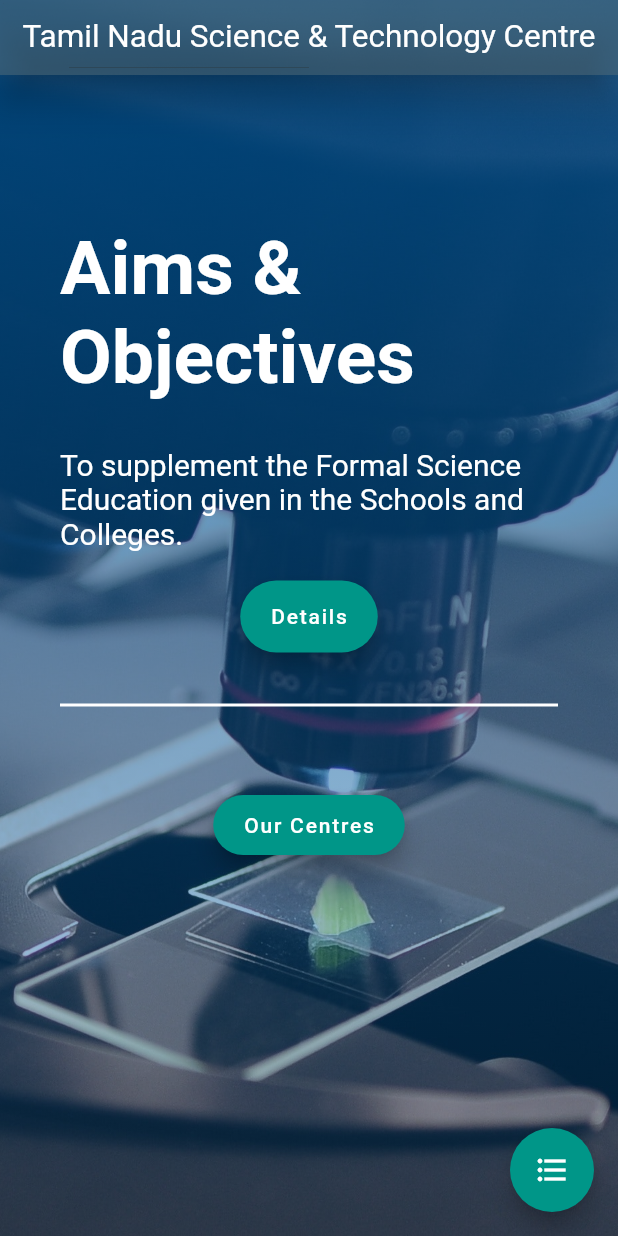
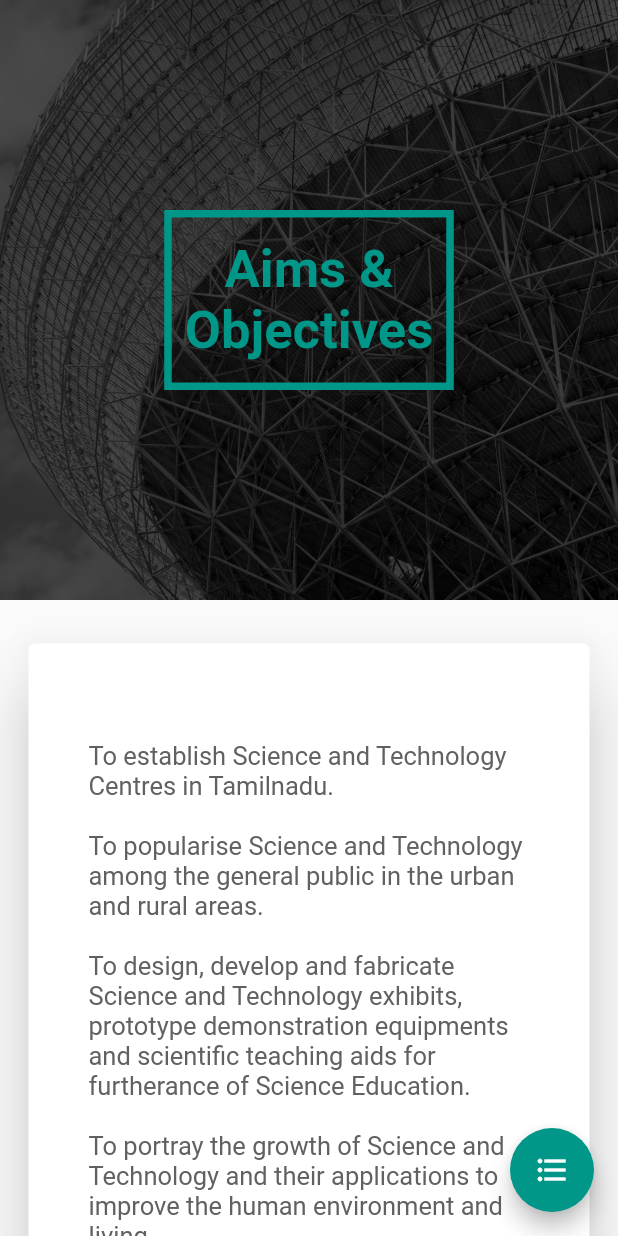
Before and after one commit to ashutosh201/tnstc-test-site, a Flutter app: the screen it shows after launch, on a phone screen of 412 x 824 dp. Run offline on Flutter 3.47's test engine with Material 2 defaults, Android fonts, the phone set to English and light mode, and no system bars.

Commit message:
added aims and objectives page

```diff
--- a/lib/Homepagebody/Homepagebody1.dart
+++ b/lib/Homepagebody/Homepagebody1.dart
@@ -87,8 +87,8 @@ class _DesktopHomepagebody1State extends State<DesktopHomepagebody1>
             decoration: BoxDecoration(
               gradient: LinearGradient(
                 colors: [
-                  Colors.lightBlue[900].withOpacity(0.8),
-                  Colors.lightBlue[900].withOpacity(0.3)
+                  Colors.black.withOpacity(0.8),
+                  Colors.lightBlue[900].withOpacity(0.4)
                 ],
                 /*
                 colors: [
@@ -352,8 +352,8 @@ class _MobileHomepagebody1State extends State<MobileHomepagebody1>
             decoration: BoxDecoration(
               gradient: LinearGradient(
                 colors: [
-                  Colors.lightBlue[900].withOpacity(0.8),
-                  Colors.lightBlue[900].withOpacity(0.3)
+                  Colors.black.withOpacity(0.8),
+                  Colors.lightBlue[900].withOpacity(0.4)
                 ],
                 begin: Alignment.topCenter,
                 end: Alignment.bottomCenter,
--- /dev/null
+++ b/lib/Pages/Aims_Objectives.dart
@@ -0,0 +1,406 @@
+import 'package:flutter/material.dart';
+import 'package:tnstc_test_site/Homepagebody/Sidemenu.dart';
+import 'package:tnstc_test_site/Navbar/Navbar.dart';
+
+List<String> objective = [
+  "To establish Science and Technology Centres in Tamilnadu.",
+  "To popularise Science and Technology among the general public in the urban and rural areas.",
+  "To design, develop and fabricate Science and Technology exhibits, prototype demonstration equipments and scientific teaching aids for furtherance of Science Education.",
+  "To portray the growth of Science and Technology and their applications to improve the human environment and living.",
+  "To supplement the Formal Science Education given in the Schools and Colleges.",
+  "To render assistance to universities, technical institutions, schools and colleges in planning science centres and in training personnel for museum profession.",
+  "To train teachers in the art and craft of improving teaching aids for science instruction with a view to improving the quality of Science Education in the State.",
+  "To collect, restore and preserve important historical objects which represent landmarks in the development of Science and Technology.",
+];
+
+GlobalKey<ScaffoldState> _scaffoldState = GlobalKey<ScaffoldState>();
+
+class Objectives extends StatelessWidget {
+  @override
+  Widget build(BuildContext context) {
+    return LayoutBuilder(
+      builder: (context, constraints) {
+        if (constraints.maxWidth > 800) {
+          return DesktopObjectives();
+        } else {
+          return MobileObjectives();
+        }
+      },
+    );
+  }
+}
+
+class DesktopObjectives extends StatefulWidget {
+  @override
+  _DesktopObjectivesState createState() => _DesktopObjectivesState();
+}
+
+class _DesktopObjectivesState extends State<DesktopObjectives> {
+  @override
+  Widget build(BuildContext context) {
+    return Scaffold(
+      body: Stack(
+        children: <Widget>[
+          Row(
+            children: <Widget>[
+              Container(
+                width: MediaQuery.of(context).size.width * 0.2,
+                height: MediaQuery.of(context).size.height,
+                color: Colors.teal.withOpacity(0.9),
+                child: DesktopSidemenu(),
+              ),
+              Container(
+                width: MediaQuery.of(context).size.width * 0.8,
+                height: MediaQuery.of(context).size.height,
+                child: SingleChildScrollView(
+                  child: Column(
+                    children: <Widget>[
+                      Stack(
+                        children: [
+                          Container(
+                            width: MediaQuery.of(context).size.width * 0.8,
+                            height: 400,
+                            child: Image.asset(
+                              'assets/homepagebackground4.jpg',
+                              fit: BoxFit.cover,
+                            ),
+                          ),
+                          Container(
+                            width: MediaQuery.of(context).size.width * 0.8,
+                            height: 400,
+                            color: Colors.black.withOpacity(0.7),
+                            child: Center(
+                              child: Container(
+                                height: 120,
+                                child: Column(
+                                  mainAxisAlignment: MainAxisAlignment.center,
+                                  children: [
+                                    Text(
+                                      "Aims &",
+                                      style: TextStyle(
+                                        color: Colors.teal,
+                                        fontSize: 35,
+                                        fontWeight: FontWeight.bold,
+                                      ),
+                                    ),
+                                    Text(
+                                      " Objectives ",
+                                      style: TextStyle(
+                                        color: Colors.teal,
+                                        fontSize: 35,
+                                        fontWeight: FontWeight.bold,
+                                      ),
+                                    ),
+                                  ],
+                                ),
+                                decoration: BoxDecoration(
+                                  border: Border.all(
+                                    width: 5,
+                                    color: Colors.teal,
+                                  ),
+                                ),
+                              ),
+                            ),
+                          ),
+                        ],
+                      ),
+                      SizedBox(
+                        height: 60,
+                      ),
+                      Container(
+                        width: MediaQuery.of(context).size.width * 0.8,
+                        child: Padding(
+                          padding: EdgeInsets.symmetric(
+                              horizontal:
+                                  MediaQuery.of(context).size.width * 0.1),
+                          child: Card(
+                            elevation: 20,
+                            child: Padding(
+                              padding: EdgeInsets.symmetric(
+                                  horizontal:
+                                      MediaQuery.of(context).size.width * 0.05),
+                              child: Column(
+                                crossAxisAlignment: CrossAxisAlignment.start,
+                                children: <Widget>[
+                                  SizedBox(
+                                    height: 70,
+                                  ),
+                                  Text(
+                                    objective[0],
+                                    style: TextStyle(
+                                      color: Colors.grey[700],
+                                      fontSize: 17,
+                                    ),
+                                  ),
+                                  SizedBox(
+                                    height: 20,
+                                  ),
+                                  Text(
+                                    objective[1],
+                                    style: TextStyle(
+                                      color: Colors.grey[700],
+                                      fontSize: 17,
+                                    ),
+                                  ),
+                                  SizedBox(
+                                    height: 20,
+                                  ),
+                                  Text(
+                                    objective[2],
+                                    style: TextStyle(
+                                      color: Colors.grey[700],
+                                      fontSize: 17,
+                                    ),
+                                  ),
+                                  SizedBox(
+                                    height: 20,
+                                  ),
+                                  Text(
+                                    objective[3],
+                                    style: TextStyle(
+                                      color: Colors.grey[700],
+                                      fontSize: 17,
+                                    ),
+                                  ),
+                                  SizedBox(
+                                    height: 20,
+                                  ),
+                                  Text(
+                                    objective[4],
+                                    style: TextStyle(
+                                      color: Colors.grey[700],
+                                      fontSize: 17,
+                                    ),
+                                  ),
+                                  SizedBox(
+                                    height: 20,
+                                  ),
+                                  Text(
+                                    objective[5],
+                                    style: TextStyle(
+                                      color: Colors.grey[700],
+                                      fontSize: 17,
+                                    ),
+                                  ),
+                                  SizedBox(
+                                    height: 20,
+                                  ),
+                                  Text(
+                                    objective[6],
+                                    style: TextStyle(
+                                      color: Colors.grey[700],
+                                      fontSize: 17,
+                                    ),
+                                  ),
+                                  SizedBox(
+                                    height: 20,
+                                  ),
+                                  Text(
+                                    objective[7],
+                                    style: TextStyle(
+                                      color: Colors.grey[700],
+                                      fontSize: 17,
+                                    ),
+                                  ),
+                                  SizedBox(
+                                    height: 70,
+                                  ),
+                                ],
+                              ),
+                            ),
+                          ),
+                        ),
+                      ),
+                      SizedBox(
+                        height: 50,
+                      ),
+                    ],
+                  ),
+                ),
+              ),
+            ],
+          ),
+          DesktopNavbar(),
+        ],
+      ),
+    );
+  }
+}
+
+class MobileObjectives extends StatefulWidget {
+  @override
+  _MobileObjectivesState createState() => _MobileObjectivesState();
+}
+
+class _MobileObjectivesState extends State<MobileObjectives> {
+  @override
+  Widget build(BuildContext context) {
+    return Scaffold(
+      key: _scaffoldState,
+      drawer: Theme(
+        data: ThemeData.dark(),
+        child: Drawer(
+          child: Sidemenu(),
+        ),
+      ),
+      floatingActionButton: FloatingActionButton(
+        backgroundColor: Colors.teal,
+        child: Icon(Icons.format_list_bulleted),
+        onPressed: () {
+          _scaffoldState.currentState.openDrawer();
+        },
+      ),
+      body: SingleChildScrollView(
+        child: Column(
+          children: [
+            Stack(
+              children: [
+                Container(
+                  width: MediaQuery.of(context).size.width,
+                  height: 400,
+                  child: Image.asset(
+                    'assets/homepagebackground4.jpg',
+                    fit: BoxFit.cover,
+                  ),
+                ),
+                Container(
+                  width: MediaQuery.of(context).size.width,
+                  height: 400,
+                  color: Colors.black.withOpacity(0.7),
+                  child: Center(
+                    child: Container(
+                      height: 120,
+                      child: Column(
+                        mainAxisAlignment: MainAxisAlignment.center,
+                        children: [
+                          Text(
+                            "Aims &",
+                            style: TextStyle(
+                              color: Colors.teal,
+                              fontSize: 35,
+                              fontWeight: FontWeight.bold,
+                            ),
+                          ),
+                          Text(
+                            " Objectives ",
+                            style: TextStyle(
+                              color: Colors.teal,
+                              fontSize: 35,
+                              fontWeight: FontWeight.bold,
+                            ),
+                          ),
+                        ],
+                      ),
+                      decoration: BoxDecoration(
+                        border: Border.all(
+                          width: 5,
+                          color: Colors.teal,
+                        ),
+                      ),
+                    ),
+                  ),
+                ),
+              ],
+            ),
+            Padding(
+              padding: const EdgeInsets.symmetric(horizontal: 15, vertical: 25),
+              child: Card(
+                elevation: 20,
+                child: Padding(
+                  padding: EdgeInsets.symmetric(horizontal: 40, vertical: 15),
+                  child: Column(
+                    children: <Widget>[
+                      SizedBox(
+                        height: 50,
+                      ),
+                      Text(
+                        objective[0],
+                        style: TextStyle(
+                          color: Colors.grey[700],
+                          fontSize: 17,
+                        ),
+                      ),
+                      SizedBox(
+                        height: 20,
+                      ),
+                      Text(
+                        objective[1],
+                        style: TextStyle(
+                          color: Colors.grey[700],
+                          fontSize: 17,
+                        ),
+                      ),
+                      SizedBox(
+                        height: 20,
+                      ),
+                      Text(
+                        objective[2],
+                        style: TextStyle(
+                          color: Colors.grey[700],
+                          fontSize: 17,
+                        ),
+                      ),
+                      SizedBox(
+                        height: 20,
+                      ),
+                      Text(
+                        objective[3],
+                        style: TextStyle(
+                          color: Colors.grey[700],
+                          fontSize: 17,
+                        ),
+                      ),
+                      SizedBox(
+                        height: 20,
+                      ),
+                      Text(
+                        objective[4],
+                        style: TextStyle(
+                          color: Colors.grey[700],
+                          fontSize: 17,
+                        ),
+                      ),
+                      SizedBox(
+                        height: 20,
+                      ),
+                      Text(
+                        objective[5],
+                        style: TextStyle(
+                          color: Colors.grey[700],
+                          fontSize: 17,
+                        ),
+                      ),
+                      SizedBox(
+                        height: 20,
+                      ),
+                      Text(
+                        objective[6],
+                        style: TextStyle(
+                          color: Colors.grey[700],
+                          fontSize: 17,
+                        ),
+                      ),
+                      SizedBox(
+                        height: 20,
+                      ),
+                      Text(
+                        objective[7],
+                        style: TextStyle(
+                          color: Colors.grey[700],
+                          fontSize: 17,
+                        ),
+                      ),
+                      SizedBox(
+                        height: 50,
+                      ),
+                    ],
+                  ),
+                ),
+              ),
+            ),
+          ],
+        ),
+      ),
+    );
+  }
+}
--- a/lib/main.dart
+++ b/lib/main.dart
@@ -3,6 +3,7 @@ import 'package:tnstc_test_site/Footer/Footer.dart';
 import 'package:tnstc_test_site/Homepagebody/Homepagebody1.dart';
 import 'package:tnstc_test_site/Homepagebody/Homepagebody4.dart';
 import 'package:tnstc_test_site/Homepagebody/Sidemenu.dart';
+import 'package:tnstc_test_site/Pages/Aims_Objectives.dart';
 import 'package:tnstc_test_site/Pages/Centre3.dart';
 import 'package:tnstc_test_site/Pages/Centre4.dart';
 import 'package:tnstc_test_site/Pages/Contact.dart';
@@ -24,7 +25,7 @@ void main() {
       visualDensity: VisualDensity.adaptivePlatformDensity,
     ),
     title: 'TNSTC  OFFICIAL  WEBSITE',
-    home: HomePage(),
+    home: Objectives(),
     //initialRoute: '/home',
     //routes: {
     //  '/home': (context) => HomePage(),
```
Also changed, not shown: lib/Pages/Contact.dart (+5 -4 lines).
